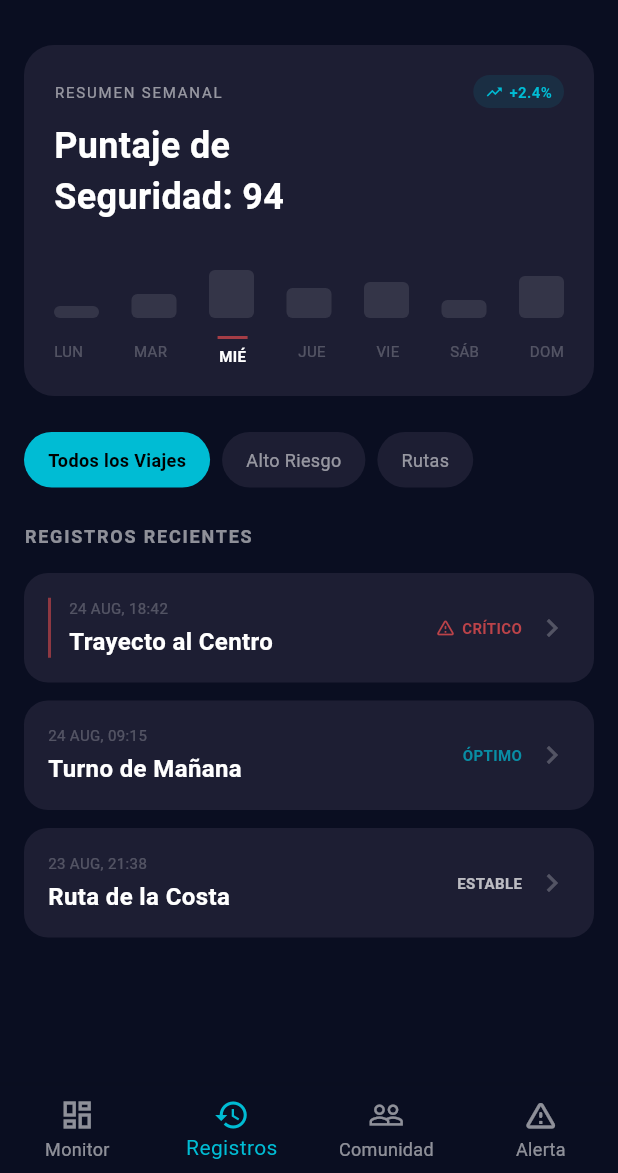
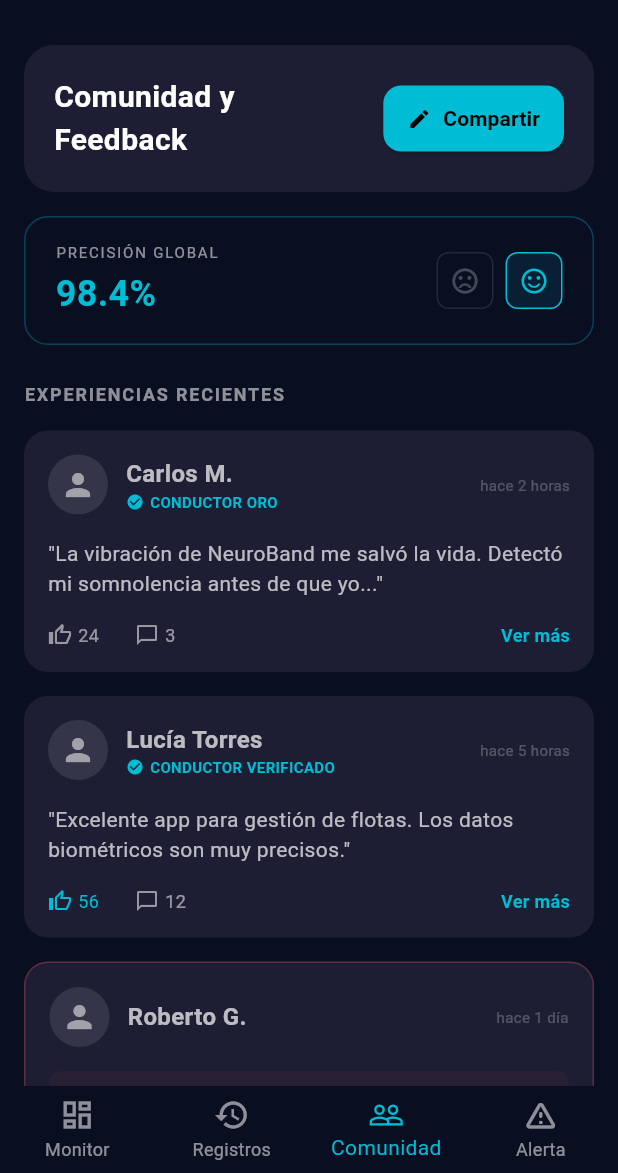
Before and after one commit to ra0214/neurodrive-app, a Flutter app: the screen it shows after launch, on a phone screen of 412 x 824 dp, the part 63-1236 px from its top. Run offline on Flutter 3.47's test engine with Material 3 defaults, Android fonts, the phone set to English and light mode, and no system bars; our stand-ins replace device_preview.

Commit message:
Se creo la vista de comunidad

```diff
--- /dev/null
+++ b/lib/features/community/data/repositories/mock_community_repository.dart
@@ -0,0 +1,45 @@
+import '../../domain/entities/experience.dart';
+import '../../domain/repositories/community_repository.dart';
+
+class MockCommunityRepository implements CommunityRepository {
+  @override
+  Future<List<Experience>> getExperiences() async {
+    await Future.delayed(const Duration(milliseconds: 500));
+    return [
+      Experience(
+        id: '1',
+        userName: 'Carlos M.',
+        userRole: 'CONDUCTOR ORO',
+        content: '"La vibración de NeuroBand me salvó la vida. Detectó mi somnolencia antes de que yo..."',
+        timeAgo: 'hace 2 horas',
+        likes: 24,
+        comments: 3,
+      ),
+      Experience(
+        id: '2',
+        userName: 'Lucía Torres',
+        userRole: 'CONDUCTOR VERIFICADO',
+        content: '"Excelente app para gestión de flotas. Los datos biométricos son muy precisos."',
+        timeAgo: 'hace 5 horas',
+        likes: 56,
+        comments: 12,
+      ),
+      Experience(
+        id: '3',
+        userName: 'Roberto G.',
+        userRole: '',
+        content: '"NeuroDrive detectó un microsueño de 2 segundos. La vibración me salvó de un accidente seguro."',
+        timeAgo: 'hace 1 día',
+        likes: 0,
+        comments: 0,
+        isCritical: true,
+      ),
+    ];
+  }
+
+  @override
+  Future<CommunitySummary> getSummary() async {
+    await Future.delayed(const Duration(milliseconds: 300));
+    return CommunitySummary(globalPrecision: 98.4);
+  }
+}
--- /dev/null
+++ b/lib/features/community/domain/entities/experience.dart
@@ -0,0 +1,29 @@
+class Experience {
+  final String id;
+  final String userName;
+  final String userRole;
+  final String content;
+  final String timeAgo;
+  final int likes;
+  final int comments;
+  final String? imageUrl;
+  final bool isCritical;
+
+  Experience({
+    required this.id,
+    required this.userName,
+    required this.userRole,
+    required this.content,
+    required this.timeAgo,
+    required this.likes,
+    required this.comments,
+    this.imageUrl,
+    this.isCritical = false,
+  });
+}
+
+class CommunitySummary {
+  final double globalPrecision;
+
+  CommunitySummary({required this.globalPrecision});
+}
--- /dev/null
+++ b/lib/features/community/domain/repositories/community_repository.dart
@@ -0,0 +1,6 @@
+import '../entities/experience.dart';
+
+abstract class CommunityRepository {
+  Future<List<Experience>> getExperiences();
+  Future<CommunitySummary> getSummary();
+}
--- /dev/null
+++ b/lib/features/community/presentation/view_models/community_view_model.dart
@@ -0,0 +1,33 @@
+import 'package:flutter/material.dart';
+import '../../domain/entities/experience.dart';
+import '../../domain/repositories/community_repository.dart';
+
+class CommunityViewModel extends ChangeNotifier {
+  final CommunityRepository repository;
+
+  CommunityViewModel({required this.repository});
+
+  List<Experience> _experiences = [];
+  List<Experience> get experiences => _experiences;
+
+  CommunitySummary? _summary;
+  CommunitySummary? get summary => _summary;
+
+  bool _isLoading = false;
+  bool get isLoading => _isLoading;
+
+  Future<void> loadCommunityData() async {
+    _isLoading = true;
+    notifyListeners();
+
+    try {
+      _experiences = await repository.getExperiences();
+      _summary = await repository.getSummary();
+    } catch (e) {
+      // Handle error
+    } finally {
+      _isLoading = false;
+      notifyListeners();
+    }
+  }
+}
--- /dev/null
+++ b/lib/features/community/presentation/views/community_screen.dart
@@ -0,0 +1,137 @@
+import 'package:flutter/material.dart';
+import '../view_models/community_view_model.dart';
+import '../widgets/experience_card.dart';
+
+class CommunityScreen extends StatefulWidget {
+  final CommunityViewModel viewModel;
+
+  const CommunityScreen({super.key, required this.viewModel});
+
+  @override
+  State<CommunityScreen> createState() => _CommunityScreenState();
+}
+
+class _CommunityScreenState extends State<CommunityScreen> {
+  @override
+  void initState() {
+    super.initState();
+    widget.viewModel.loadCommunityData();
+  }
+
+  @override
+  Widget build(BuildContext context) {
+    return ListenableBuilder(
+      listenable: widget.viewModel,
+      builder: (context, _) {
+        if (widget.viewModel.isLoading) {
+          return const Center(child: CircularProgressIndicator());
+        }
+
+        return SingleChildScrollView(
+          padding: const EdgeInsets.all(16.0),
+          child: Column(
+            crossAxisAlignment: CrossAxisAlignment.start,
+            children: [
+              _buildTopActionCard(),
+              const SizedBox(height: 16),
+              _buildPrecisionCard(),
+              const SizedBox(height: 24),
+              const Text(
+                'EXPERIENCIAS RECIENTES',
+                style: TextStyle(
+                  fontSize: 12,
+                  color: Colors.white54,
+                  letterSpacing: 1.2,
+                  fontWeight: FontWeight.bold,
+                ),
+              ),
+              const SizedBox(height: 16),
+              ...widget.viewModel.experiences.map((exp) => ExperienceCard(experience: exp)),
+            ],
+          ),
+        );
+      },
+    );
+  }
+
+  Widget _buildTopActionCard() {
+    return Container(
+      padding: const EdgeInsets.all(20),
+      decoration: BoxDecoration(
+        color: const Color(0xFF1D1E33),
+        borderRadius: BorderRadius.circular(20),
+      ),
+      child: Row(
+        children: [
+          const Expanded(
+            child: Text(
+              'Comunidad y\nFeedback',
+              style: TextStyle(fontSize: 20, fontWeight: FontWeight.bold, color: Colors.white),
+            ),
+          ),
+          ElevatedButton.icon(
+            onPressed: () {},
+            icon: const Icon(Icons.edit, size: 16),
+            label: const Text('Compartir', style: TextStyle(fontWeight: FontWeight.bold)),
+            style: ElevatedButton.styleFrom(
+              backgroundColor: Colors.cyan,
+              foregroundColor: Colors.black,
+              shape: RoundedRectangleBorder(borderRadius: BorderRadius.circular(12)),
+              padding: const EdgeInsets.symmetric(horizontal: 16, vertical: 12),
+            ),
+          ),
+        ],
+      ),
+    );
+  }
+
+  Widget _buildPrecisionCard() {
+    final summary = widget.viewModel.summary;
+    return Container(
+      padding: const EdgeInsets.symmetric(horizontal: 20, vertical: 16),
+      decoration: BoxDecoration(
+        color: Colors.transparent,
+        borderRadius: BorderRadius.circular(16),
+        border: Border.all(color: Colors.cyan.withValues(alpha: 0.3)),
+      ),
+      child: Row(
+        mainAxisAlignment: MainAxisAlignment.spaceBetween,
+        children: [
+          Column(
+            crossAxisAlignment: CrossAxisAlignment.start,
+            children: [
+              const Text(
+                'PRECISIÓN GLOBAL',
+                style: TextStyle(fontSize: 10, color: Colors.white54, letterSpacing: 1.2),
+              ),
+              const SizedBox(height: 4),
+              Text(
+                '${summary?.globalPrecision ?? 0}%',
+                style: const TextStyle(fontSize: 24, fontWeight: FontWeight.bold, color: Colors.cyan),
+              ),
+            ],
+          ),
+          Row(
+            children: [
+              _buildEmojiIcon(Icons.sentiment_dissatisfied_outlined, false),
+              const SizedBox(width: 8),
+              _buildEmojiIcon(Icons.sentiment_satisfied_alt_outlined, true),
+            ],
+          ),
+        ],
+      ),
+    );
+  }
+
+  Widget _buildEmojiIcon(IconData icon, bool isSelected) {
+    return Container(
+      padding: const EdgeInsets.all(8),
+      decoration: BoxDecoration(
+        color: isSelected ? Colors.cyan.withValues(alpha: 0.1) : Colors.transparent,
+        border: Border.all(color: isSelected ? Colors.cyan : Colors.white10),
+        borderRadius: BorderRadius.circular(8),
+      ),
+      child: Icon(icon, color: isSelected ? Colors.cyan : Colors.white24, size: 20),
+    );
+  }
+}
--- /dev/null
+++ b/lib/features/community/presentation/widgets/experience_card.dart
@@ -0,0 +1,121 @@
+import 'package:flutter/material.dart';
+import '../../domain/entities/experience.dart';
+
+class ExperienceCard extends StatelessWidget {
+  final Experience experience;
+
+  const ExperienceCard({super.key, required this.experience});
+
+  @override
+  Widget build(BuildContext context) {
+    return Container(
+      margin: const EdgeInsets.only(bottom: 16),
+      padding: const EdgeInsets.all(16),
+      decoration: BoxDecoration(
+        color: const Color(0xFF1D1E33),
+        borderRadius: BorderRadius.circular(16),
+        border: experience.isCritical
+          ? Border.all(color: Colors.redAccent.withValues(alpha: 0.3))
+          : null,
+      ),
+      child: Column(
+        crossAxisAlignment: CrossAxisAlignment.start,
+        children: [
+          Row(
+            children: [
+              CircleAvatar(
+                radius: 20,
+                backgroundColor: Colors.white10,
+                child: const Icon(Icons.person, color: Colors.white54),
+              ),
+              const SizedBox(width: 12),
+              Expanded(
+                child: Column(
+                  crossAxisAlignment: CrossAxisAlignment.start,
+                  children: [
+                    Text(
+                      experience.userName,
+                      style: const TextStyle(fontWeight: FontWeight.bold, fontSize: 16),
+                    ),
+                    if (experience.userRole.isNotEmpty)
+                      Row(
+                        children: [
+                          const Icon(Icons.check_circle, color: Colors.cyan, size: 12),
+                          const SizedBox(width: 4),
+                          Text(
+                            experience.userRole,
+                            style: const TextStyle(color: Colors.cyan, fontSize: 10, fontWeight: FontWeight.bold),
+                          ),
+                        ],
+                      ),
+                  ],
+                ),
+              ),
+              Text(
+                experience.timeAgo,
+                style: const TextStyle(color: Colors.white24, fontSize: 10),
+              ),
+            ],
+          ),
+          const SizedBox(height: 16),
+          if (experience.isCritical) ...[
+            Container(
+              padding: const EdgeInsets.all(12),
+              decoration: BoxDecoration(
+                color: Colors.redAccent.withValues(alpha: 0.05),
+                borderRadius: BorderRadius.circular(8),
+              ),
+              child: Column(
+                crossAxisAlignment: CrossAxisAlignment.start,
+                children: [
+                  Row(
+                    children: [
+                      const Icon(Icons.warning_amber_rounded, color: Colors.redAccent, size: 16),
+                      const SizedBox(width: 8),
+                      const Text(
+                        'ESTADO CRÍTICO DETECTADO',
+                        style: TextStyle(color: Colors.redAccent, fontSize: 10, fontWeight: FontWeight.bold),
+                      ),
+                    ],
+                  ),
+                  const SizedBox(height: 8),
+                  Text(
+                    experience.content,
+                    style: const TextStyle(fontStyle: FontStyle.italic, color: Colors.white70),
+                  ),
+                ],
+              ),
+            ),
+          ] else ...[
+            Text(
+              experience.content,
+              style: const TextStyle(color: Colors.white70),
+            ),
+          ],
+          const SizedBox(height: 16),
+          Row(
+            children: [
+              _buildAction(Icons.thumb_up_outlined, experience.likes.toString(), isLiked: experience.likes > 30),
+              const SizedBox(width: 24),
+              _buildAction(Icons.chat_bubble_outline, experience.comments.toString()),
+              if (!experience.isCritical && experience.content.length > 50) ...[
+                const Spacer(),
+                const Text('Ver más', style: TextStyle(color: Colors.cyan, fontSize: 12, fontWeight: FontWeight.bold)),
+              ]
+            ],
+          ),
+        ],
+      ),
+    );
+  }
+
+  Widget _buildAction(IconData icon, String count, {bool isLiked = false}) {
+    return Row(
+      children: [
+        Icon(icon, size: 16, color: isLiked ? Colors.cyan : Colors.white54),
+        const SizedBox(width: 4),
+        Text(count, style: TextStyle(color: isLiked ? Colors.cyan : Colors.white54, fontSize: 12)),
+      ],
+    );
+  }
+}
--- a/lib/main.dart
+++ b/lib/main.dart
@@ -7,6 +7,9 @@ import 'features/monitoring/presentation/views/monitoring_screen.dart';
 import 'features/history/data/repositories/mock_history_repository.dart';
 import 'features/history/presentation/view_models/history_view_models.dart';
 import 'features/history/presentation/views/history_screen.dart';
+import 'features/community/data/repositories/mock_community_repository.dart';
+import 'features/community/presentation/view_models/community_view_model.dart';
+import 'features/community/presentation/views/community_screen.dart';
 
 void main() {
   final monitoringRepository = MockMonitoringRepository();
@@ -15,12 +18,16 @@ void main() {
   final historyRepository = MockHistoryRepository();
   final historyViewModel = HistoryViewModel(repository: historyRepository);
 
+  final communityRepository = MockCommunityRepository();
+  final communityViewModel = CommunityViewModel(repository: communityRepository);
+
   runApp(
     DevicePreview(
       enabled: true,
       builder: (context) => MyApp(
         monitoringViewModel: monitoringViewModel,
         historyViewModel: historyViewModel,
+        communityViewModel: communityViewModel,
       ),
     ),
   );
@@ -29,11 +36,13 @@ void main() {
 class MyApp extends StatelessWidget {
   final MonitoringViewModel monitoringViewModel;
   final HistoryViewModel historyViewModel;
+  final CommunityViewModel communityViewModel;
 
   const MyApp({
     super.key,
     required this.monitoringViewModel,
     required this.historyViewModel,
+    required this.communityViewModel,
   });
 
   @override
@@ -47,6 +56,7 @@ class MyApp extends StatelessWidget {
       home: MainContainer(
         monitoringViewModel: monitoringViewModel,
         historyViewModel: historyViewModel,
+        communityViewModel: communityViewModel,
       ),
     );
   }
@@ -55,11 +65,13 @@ class MyApp extends StatelessWidget {
 class MainContainer extends StatefulWidget {
   final MonitoringViewModel monitoringViewModel;
   final HistoryViewModel historyViewModel;
+  final CommunityViewModel communityViewModel;
 
   const MainContainer({
     super.key,
     required this.monitoringViewModel,
     required this.historyViewModel,
+    required this.communityViewModel,
   });
 
   @override
@@ -67,14 +79,14 @@ class MainContainer extends StatefulWidget {
 }
 
 class _MainContainerState extends State<MainContainer> {
-  int _currentIndex = 1; // Default to History as requested or per image
+  int _currentIndex = 2; // Default to Community as requested
 
   @override
   Widget build(BuildContext context) {
     final List<Widget> screens = [
       MonitoringScreen(viewModel: widget.monitoringViewModel),
       HistoryScreen(viewModel: widget.historyViewModel),
-      const Center(child: Text('Comunidad')),
+      CommunityScreen(viewModel: widget.communityViewModel),
       const Center(child: Text('Alertas')),
     ];
 
```
